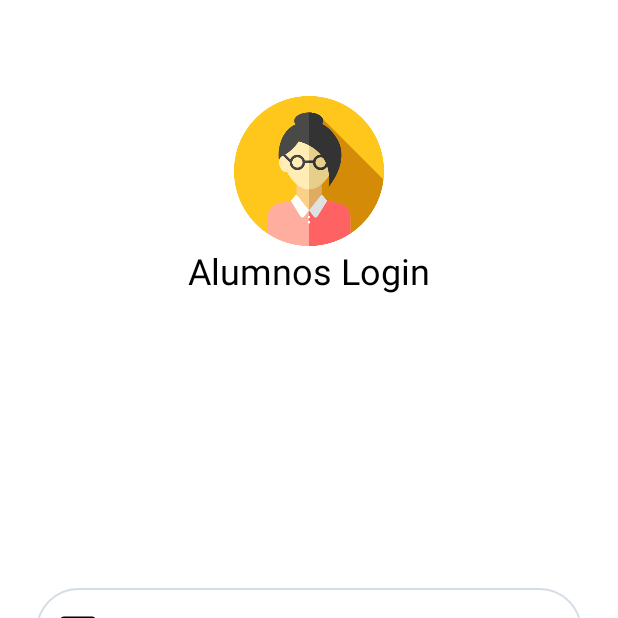
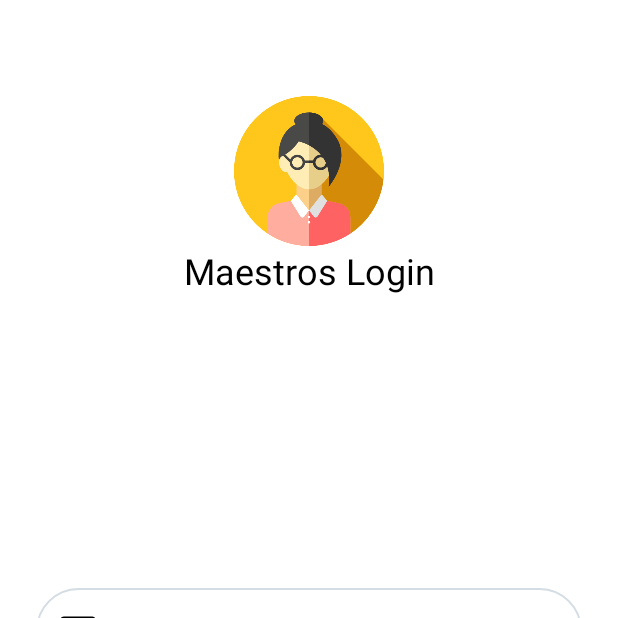
Before and after one commit to UrielNunez/ExamenFinalKotlinMaestros, an Android app: the screen it shows after launch (SignInActivity), on a phone screen of 412 x 824 dp, the top half of it. Run offline under Robolectric (Android 15) with nearby library versions, the light colour scheme and no system bars; our stand-ins replace Firebase (no records; nobody signed in at launch, a user with empty details on screens opened directly).

Commit message:
Quinto commit: Pantalla Splash

```diff
--- /dev/null
+++ b/app/src/main/java/com/example/maestros/Splash/SplashActivity.kt
@@ -0,0 +1,14 @@
+package com.example.maestros.Splash
+
+import android.content.Intent
+import androidx.appcompat.app.AppCompatActivity
+import android.os.Bundle
+import com.example.maestros.Login.SignInActivity
+import com.example.maestros.R
+
+class SplashActivity : AppCompatActivity() {
+    override fun onCreate(savedInstanceState: Bundle?) {
+        super.onCreate(savedInstanceState)
+        startActivity(Intent(this, SignInActivity::class.java))
+    }
+}
--- a/app/src/main/res/values/strings.xml
+++ b/app/src/main/res/values/strings.xml
@@ -1,6 +1,6 @@
 <resources>
-    <string name="app_name">maestros</string>
-    <string name="title_active_login">Alumnos Login</string>
+    <string name="app_name">Maestro</string>
+    <string name="title_active_login">Maestros Login</string>
     <string name="password">Contraseña</string>
     <string name="new_password">Nueva contraseña</string>
     <string name="current_password">Contraseña actual</string>
--- a/app/src/main/res/values/themes.xml
+++ b/app/src/main/res/values/themes.xml
@@ -26,4 +26,8 @@
         <item name="android:statusBarColor" tools:targetApi="l">?colorPrimaryVariant</item>
         <!-- Customize your theme here. -->
     </style>
+
+    <style name="SplashTheme" parent="Theme.AppCompat.NoActionBar">
+        <item name="android:windowBackground">@drawable/splash_background</item>
+    </style>
 </resources>
```
Also changed, not shown: app/src/main/AndroidManifest.xml (+11 -7 lines), app/src/main/res/layout/activity_splash.xml (added, +9 -0 lines).
